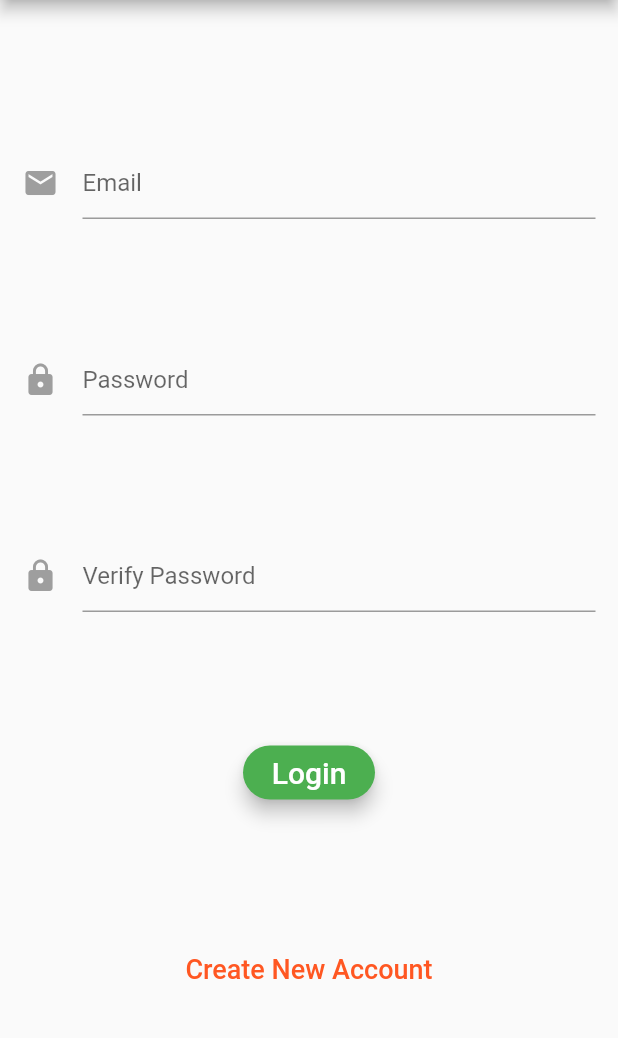
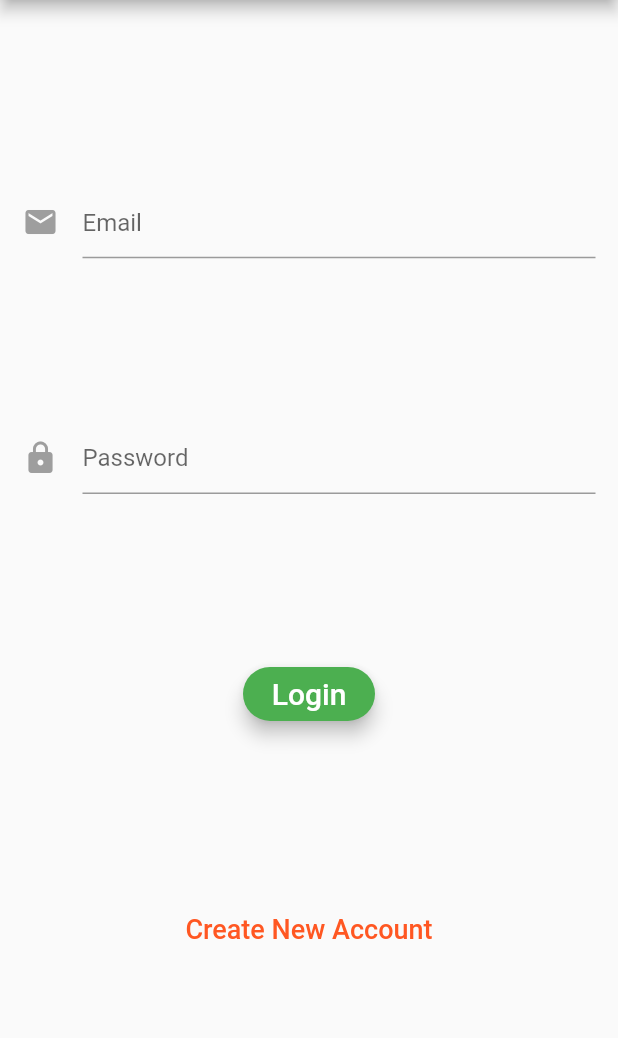
Before and after one commit to justinjk007/ui-course-project, a Flutter app: the screen it shows after launch, on a phone screen of 412 x 824 dp, the part 84-1122 px from its top. Run offline on Flutter 3.47's test engine with Material 2 defaults, Android fonts, the phone set to English and light mode, and no system bars; missing offline and left inert: flutter_timer.

Commit message:
Asking for passwords twice when logging in is bad HCI

```diff
--- a/lib/LoginRegisterPage.dart
+++ b/lib/LoginRegisterPage.dart
@@ -144,20 +144,20 @@ class _LoginRegisterState extends State<LoginRegisterPage> {
             return _password = passvalue.trim();
           },
         ),
-        new TextFormField(
-          maxLines: 1,
-          autofocus: false,
-          decoration: new InputDecoration(
-              hintText: 'Verify Password',
-              icon: new Icon(Icons.lock, color: Colors.grey)),
-          obscureText: true,
-          validator: (passvalue) {
-            return passvalue.isEmpty ? 'Password is Required' : null;
-          },
-          onSaved: (passvalue) {
-            return _verifyPassword = passvalue.trim();
-          },
-        ),
+        // new TextFormField(
+        //   maxLines: 1,
+        //   autofocus: false,
+        //   decoration: new InputDecoration(
+        //       hintText: 'Verify Password',
+        //       icon: new Icon(Icons.lock, color: Colors.grey)),
+        //   obscureText: true,
+        //   validator: (passvalue) {
+        //     return passvalue.isEmpty ? 'Password is Required' : null;
+        //   },
+        //   onSaved: (passvalue) {
+        //     return _verifyPassword = passvalue.trim();
+        //   },
+        // ),
       ];
     } else {
       return [
```
